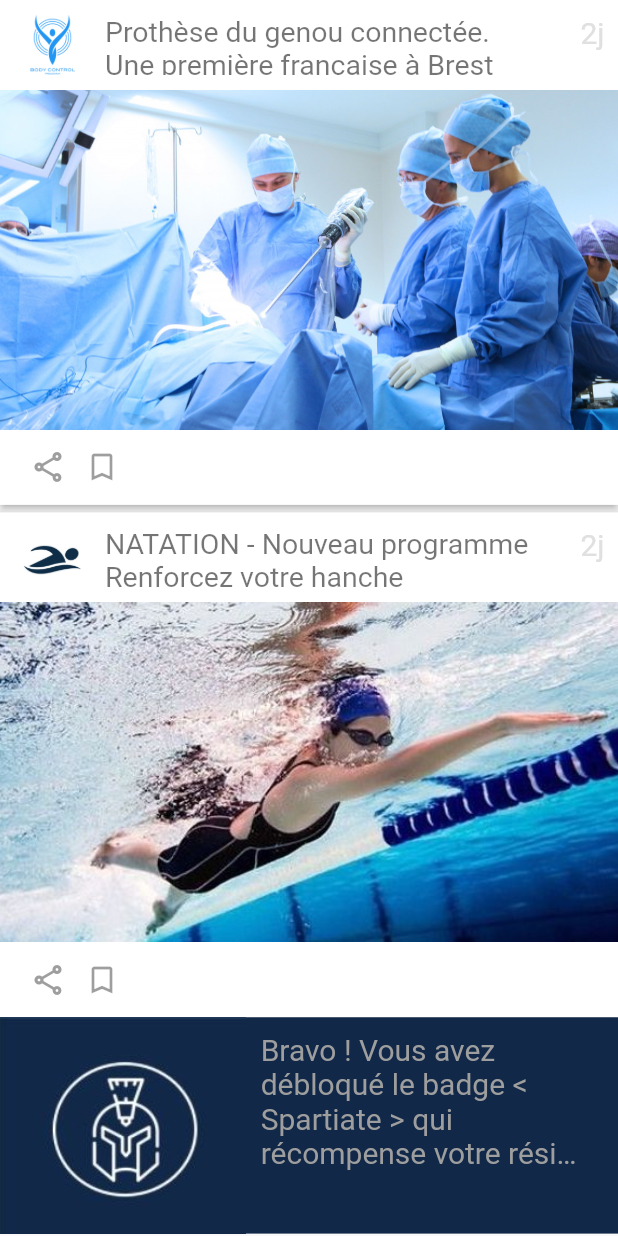
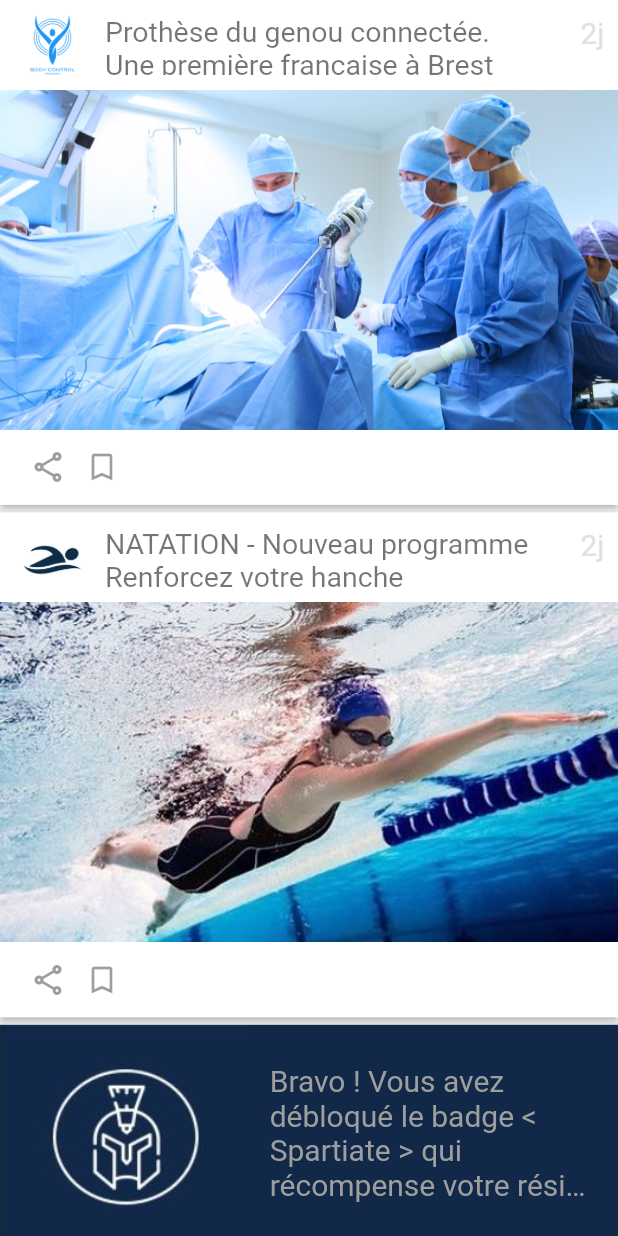
Before and after one commit to RahToky/BodyControl, a Flutter app: the ActualityPage widget shown alone on an empty page, opened directly, on a phone screen of 412 x 824 dp. Run offline on Flutter 3.47's test engine with Material 2 defaults, Android fonts, the phone set to English and light mode, and no system bars; our stand-ins replace flutter_switch, splashscreen.

Commit message:
change title

```diff
--- a/lib/pages/home/actuality/actuality_page.dart
+++ b/lib/pages/home/actuality/actuality_page.dart
@@ -43,19 +43,23 @@ class ActualityPage extends StatelessWidget {
   Widget build(BuildContext context) {
     return ListView.builder(
       itemCount: actualities.length,
-      itemBuilder: (context, index) => Padding(
+      itemBuilder: (context, index) => Column(
+        children: [
+          Padding(
             padding: EdgeInsets.only(bottom: 5.0),
-          child: Column(
-            children: [
-              ActualityCard(
+            child: ActualityCard(
                 actualities[index]['logo'],
                 actualities[index]['title'],
                 actualities[index]['image'],
                 actualities[index]['logoColor'],
                 false),
-              if (index > 0) ActualityPub(pubs[index-1]['imageUri'], pubs[index-1]['text'], pubs[index-1]['buttonText'])
+          ),
+          if (index > 0) Padding(
+            padding: EdgeInsets.only(bottom: 5.0),
+            child: ActualityPub(pubs[index-1]['imageUri'], pubs[index-1]['text'], pubs[index-1]['buttonText']),
+          )
         ],
-          )),
+      ),
     );
   }
 }
@@ -72,39 +76,32 @@ class ActualityPub extends StatelessWidget {
   @override
   Widget build(BuildContext context) {
     final Size size = MediaQuery.of(context).size;
-    return Container(
+    return Card(
+      margin: EdgeInsets.all(0),
+      elevation: 6,
+      child: Container(
         width: size.width,
         height: size.width * 0.35,
         color: bgColor,
         child: Row(
           children: [
-          Flexible(flex: 3, child: Image.asset('$imageUri')),
-          Flexible(
-            flex: 4,
-            child: Padding(
-              padding: const EdgeInsets.all(10.0),
+            Container(width: size.width*0.4, child: Image.asset('$imageUri',fit: BoxFit.cover,)),
+            Container(
+              width: size.width*0.6,
+              padding: const EdgeInsets.all(15.0),
+              child: Center(
+                child: (buttonText == null)?_buildText():Container(
                   child: Column(
                       children: [
+                        _buildText(),
                         Container(
-                      alignment: Alignment.centerLeft,
-                      child: Flexible(
-                        child: Text(
-                          '$text',
-                          style: TextStyle(color: Colors.grey, fontSize: 20,),
-                          overflow: TextOverflow.ellipsis,
-                          maxLines: 4,
-                          textAlign: TextAlign.start,
-                        ),
-                      ),
-                    ),
-
-                    if(buttonText != null)Container(
+                          //margin: EdgeInsets.only(top:10),
                           width: double.infinity,
                           child: TextButton(
-                        child: Text('$buttonText',style:TextStyle(color: Colors.white)),
+                            child: Text('$buttonText',style:TextStyle(color: Colors.grey[200])),
                             style: TextButton.styleFrom(
-                          side: BorderSide(color:Colors.white),
-                          shape: BeveledRectangleBorder()
+                              side: BorderSide(color:Colors.grey[200]),
+                              shape: const BeveledRectangleBorder()
                             ),
                           ),
                         )
@@ -112,8 +109,18 @@ class ActualityPub extends StatelessWidget {
                     ),
                 ),
               ),
+              ),
           ],
+        ),
       ),
     );
   }
+
+  Widget _buildText() => Text(
+    '$text',
+    style: TextStyle(color: Colors.grey, fontSize: 20,),
+    overflow: TextOverflow.ellipsis,
+    maxLines: 4,
+    textAlign: TextAlign.start,
+  );
 }
--- a/lib/pages/home/bottom_tab_bar.dart
+++ b/lib/pages/home/bottom_tab_bar.dart
@@ -3,6 +3,9 @@ import 'package:flutter/material.dart';
 
 class BottomTabBar extends StatelessWidget {
   final defaultColor = Colors.grey;
+  final TabController tabController;
+
+  BottomTabBar(this.tabController);
 
   @override
   Widget build(BuildContext context) {
@@ -14,6 +17,7 @@ class BottomTabBar extends StatelessWidget {
         child: Container(
           color:Colors.white,
           child: TabBar(
+            controller: tabController,
             labelColor: selectedColor,
             labelPadding: EdgeInsets.only(bottom: 10),
             indicatorColor: Colors.transparent,
--- a/lib/pages/home/home_page.dart
+++ b/lib/pages/home/home_page.dart
@@ -1,3 +1,4 @@
+import 'package:body_control/const/strings.dart';
 import 'package:body_control/interface/routable.dart';
 import 'package:body_control/pages/home/actuality/actuality_page.dart';
 import 'package:body_control/pages/home/exercise/exercise_page.dart';
@@ -10,10 +11,33 @@ import 'package:flutter/services.dart';
 
 import 'bottom_tab_bar.dart';
 
-class HomePage extends StatelessWidget implements RoutableWidget{
+class HomePage extends StatefulWidget implements RoutableWidget {
+  @override
+  String getRouteName() => "/home";
+
+  const HomePage({Key key}) : super(key: key);
 
   @override
-  String getRouteName() => "/home";
+  _HomePageState createState() => _HomePageState();
+}
+
+class _HomePageState extends State<HomePage> with TickerProviderStateMixin {
+  TabController _tabController;
+
+  final pageTitles = [Strings.ACTUALITIES,Strings.EXERCISES,Strings.PROGRESS,Strings.PROGRESS,Strings.FAVORITES];
+  String currentTitle;
+
+  @override
+  void initState() {
+    super.initState();
+    currentTitle = Strings.ACTUALITIES;
+    _tabController = TabController(length: 5, vsync: this)
+      ..addListener(() {
+        setState(() {
+          currentTitle = pageTitles[_tabController.index];
+        });
+      });
+  }
 
   @override
   Widget build(BuildContext context) {
@@ -25,15 +49,27 @@ class HomePage extends StatelessWidget implements RoutableWidget{
           backgroundColor: ColorUtil.fromHex("#40A7D5"),
           hintColor: Colors.grey,
         ),
-      home:DefaultTabController(
+        home: DefaultTabController(
           length: 5,
           child: Scaffold(
             appBar: AppBar(
               elevation: 0,
               centerTitle: true,
               backgroundColor: Colors.grey[200],
-            title: const Text('Actualités',style: TextStyle(color: Colors.grey),),
-            actions: [const Icon(Icons.account_circle,size: 35,color: Colors.grey,),const SizedBox(width: 15,)],
+              title: Text(
+                '$currentTitle',
+                style: TextStyle(color: Colors.grey),
+              ),
+              actions: [
+                const Icon(
+                  Icons.account_circle,
+                  size: 35,
+                  color: Colors.grey,
+                ),
+                const SizedBox(
+                  width: 15,
+                )
+              ],
             ),
             body: TabBarView(
               physics: NeverScrollableScrollPhysics(),
@@ -45,9 +81,8 @@ class HomePage extends StatelessWidget implements RoutableWidget{
                 FavoritePage()
               ],
             ),
-          bottomNavigationBar: BottomTabBar(),
+            bottomNavigationBar: BottomTabBar(_tabController),
           ),
-      )
-    );
+        ));
   }
 }
```
Lines whose indentation alone changed are shown as unchanged.
